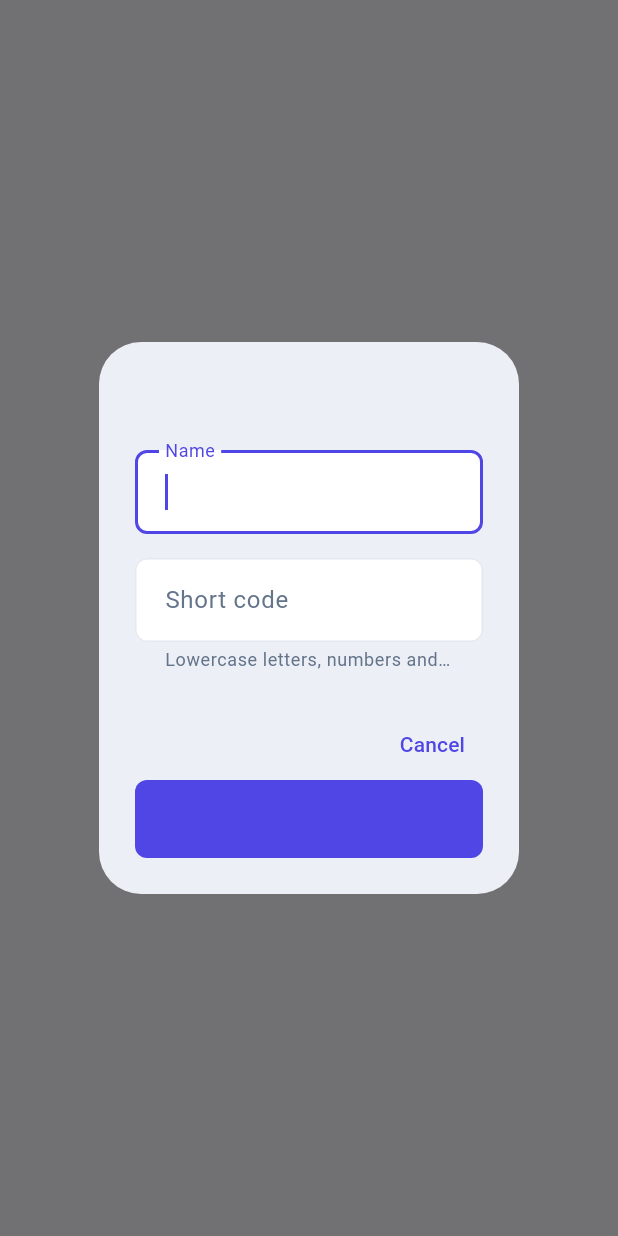
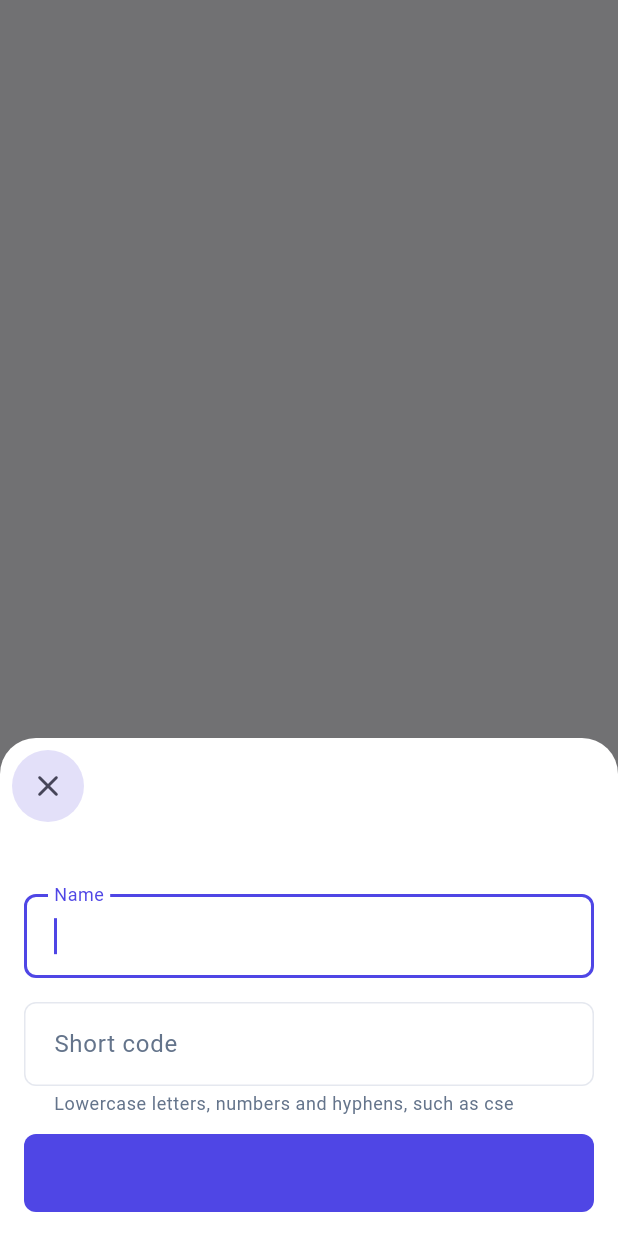
Before and after one commit to nirvok07/collegeERP, a Flutter app: what showUnitForm() shows on an empty page, opened directly with empty values, on a phone screen of 412 x 824 dp. Run offline on Flutter 3.47's test engine with Material 3 defaults, Android fonts, the phone set to English and light mode, and no system bars; our stand-ins replace dio, drift, firebase_core, firebase_crashlytics, firebase_messaging, firebase_remote_config and 5 more; missing offline and left inert: sqlite3; accounts and stored records are empty; generated files the repository leaves out were written again.

Commit message:
ND-S4: AppSheet for forms; sheet and dialog radius 24
AppSheet is the form shell (close top left, optional context chip, title, a
scrolling body, one primary action) and showAppSheet opens it as a bottom
sheet on a phone and a centred 480dp dialog from 600dp. showSubmitDialog (52
back-office forms) and the organisation and academic form dialogs use it;
confirmations stay AlertDialog. Theme radius for sheets and dialogs is 24.
Tests now look for AppSheet and close with the Close button.

Tested: flutter analyze clean, full flutter test 313 pass, sheet rendered to a
screenshot. Not seen on a phone.

Co-Authored-By: Claude Sonnet 5 <noreply@anthropic.com>

```diff
--- a/lib/core/design/theme.dart
+++ b/lib/core/design/theme.dart
@@ -106,8 +106,12 @@ abstract final class AppTheme {
         backgroundColor: scheme.surface,
         showDragHandle: true,
         shape: const RoundedRectangleBorder(
-          borderRadius: BorderRadius.vertical(top: Radius.circular(AppRadius.sheet)),
+          borderRadius: BorderRadius.vertical(top: Radius.circular(AppGeometry.sheetRadius)),
         ),
+      ),
+      dialogTheme: DialogThemeData(
+        backgroundColor: scheme.surface,
+        shape: RoundedRectangleBorder(borderRadius: BorderRadius.circular(AppGeometry.sheetRadius)),
       ),
       dividerTheme: DividerThemeData(color: scheme.outlineVariant, space: 1, thickness: 1),
     );
--- /dev/null
+++ b/lib/core/widgets/app_sheet.dart
@@ -0,0 +1,127 @@
+import 'package:flutter/material.dart';
+
+import '../design/tokens.dart';
+
+/// Below this width a sheet rises from the bottom; above it, it is a centred
+/// dialog at the same radius (ND-D7).
+const _sheetBreakpoint = 600.0;
+
+/// ND-S4: opens [builder]'s content as a bottom sheet on a phone and a centred
+/// dialog on a tablet. The content is normally an [AppSheet].
+Future<T?> showAppSheet<T>(
+  BuildContext context, {
+  required WidgetBuilder builder,
+  bool dismissible = true,
+}) {
+  if (MediaQuery.sizeOf(context).width >= _sheetBreakpoint) {
+    return showDialog<T>(
+      context: context,
+      barrierDismissible: dismissible,
+      builder: (context) => Dialog(
+        insetPadding: const EdgeInsets.all(AppSpacing.xl),
+        child: ConstrainedBox(constraints: const BoxConstraints(maxWidth: 480), child: builder(context)),
+      ),
+    );
+  }
+  return showModalBottomSheet<T>(
+    context: context,
+    isScrollControlled: true,
+    useSafeArea: true,
+    showDragHandle: false,
+    isDismissible: dismissible,
+    enableDrag: dismissible,
+    builder: builder,
+  );
+}
+
+/// ND-S4: the shell every form and creation flow sits in: a close control at
+/// the top left, an optional context chip at the top right, a title, a body that
+/// scrolls, and one primary action at the foot.
+class AppSheet extends StatelessWidget {
+  const AppSheet({
+    super.key,
+    required this.title,
+    required this.child,
+    this.chip,
+    this.footer,
+    this.onClose,
+  });
+
+  final String title;
+  final Widget child;
+
+  /// What this is about, in a word ("Sale", "Draft"); never the only carrier of meaning.
+  final String? chip;
+
+  /// The one primary action, normally a full-width [FilledButton].
+  final Widget? footer;
+
+  /// Defaults to closing the route; a sheet that must not be dismissed mid-save passes null-safe handling.
+  final VoidCallback? onClose;
+
+  @override
+  Widget build(BuildContext context) {
+    final theme = Theme.of(context);
+    final inset = MediaQuery.viewInsetsOf(context).bottom;
+    return Padding(
+      padding: EdgeInsets.only(bottom: inset),
+      child: Column(
+        mainAxisSize: MainAxisSize.min,
+        crossAxisAlignment: CrossAxisAlignment.stretch,
+        children: [
+          Padding(
+            padding: const EdgeInsets.fromLTRB(AppSpacing.sm, AppSpacing.sm, AppGeometry.pageMargin, 0),
+            child: Row(
+              children: [
+                SizedBox.square(
+                  dimension: AppGeometry.controlSize,
+                  child: IconButton.filledTonal(
+                    tooltip: 'Close',
+                    icon: const Icon(Icons.close_rounded),
+                    onPressed: onClose ?? () => Navigator.of(context).maybePop(),
+                  ),
+                ),
+                const Spacer(),
+                if (chip != null)
+                  Container(
+                    padding: const EdgeInsets.symmetric(horizontal: AppSpacing.md, vertical: AppSpacing.xs + 2),
+                    decoration: BoxDecoration(
+                      color: theme.colorScheme.surfaceContainerHigh,
+                      borderRadius: BorderRadius.circular(AppRadius.pill),
+                    ),
+                    child: Text(
+                      chip!.toUpperCase(),
+                      style: theme.textTheme.labelSmall?.copyWith(
+                        fontWeight: FontWeight.w700,
+                        letterSpacing: 0.6,
+                        color: theme.colorScheme.onSurfaceVariant,
+                      ),
+                    ),
+                  ),
+              ],
+            ),
+          ),
+          Padding(
+            padding: const EdgeInsets.fromLTRB(AppGeometry.pageMargin, AppSpacing.sm, AppGeometry.pageMargin, AppGeometry.gapIntra),
+            child: Semantics(
+              header: true,
+              child: Text(title, style: theme.textTheme.titleLarge?.copyWith(fontWeight: FontWeight.w700)),
+            ),
+          ),
+          Flexible(
+            child: SingleChildScrollView(
+              padding: const EdgeInsets.symmetric(horizontal: AppGeometry.pageMargin),
+              child: child,
+            ),
+          ),
+          if (footer != null)
+            Padding(
+              padding: const EdgeInsets.fromLTRB(
+                AppGeometry.pageMargin, AppGeometry.gapIntra, AppGeometry.pageMargin, AppGeometry.pageMargin),
+              child: footer,
+            ),
+        ],
+      ),
+    );
+  }
+}
--- a/lib/features/organisation/presentation/organisation_screen.dart
+++ b/lib/features/organisation/presentation/organisation_screen.dart
@@ -11,6 +11,7 @@ import '../../../core/widgets/app_list_tile.dart';
 import '../data/organisation_api.dart';
 import '../domain/org_unit.dart';
 import 'organisation_cubit.dart';
+import '../../../core/widgets/app_sheet.dart';
 
 /// The organisation, for touch.
 ///
@@ -457,8 +458,8 @@ Future<bool> showUnitForm(
   String? initialName,
   bool withCode = true,
 }) async {
-  final saved = await showDialog<bool>(
-    context: context,
+  final saved = await showAppSheet<bool>(
+    context,
     builder: (_) => _UnitDialog(
       title: title,
       submitLabel: submitLabel,
@@ -528,10 +529,16 @@ class _UnitDialogState extends State<_UnitDialog> {
   @override
   Widget build(BuildContext context) {
     final errors = _failure?.fieldErrors ?? const <String, String>{};
-    return AlertDialog(
-      title: Text(widget.title),
-      content: SingleChildScrollView(
-        child: Column(
+    return AppSheet(
+      title: widget.title,
+      onClose: _busy ? null : () => Navigator.of(context).pop(false),
+      footer: FilledButton(
+          onPressed: _busy ? null : _save,
+          child: _busy
+              ? const SizedBox(width: 18, height: 18, child: CircularProgressIndicator(strokeWidth: 2))
+              : Text(widget.submitLabel),
+        ),
+      child: Column(
           mainAxisSize: MainAxisSize.min,
           children: [
             if (_failure != null && errors.isEmpty)
@@ -563,16 +570,6 @@ class _UnitDialogState extends State<_UnitDialog> {
             ],
           ],
         ),
-      ),
-      actions: [
-        TextButton(onPressed: _busy ? null : () => Navigator.of(context).pop(false), child: const Text('Cancel')),
-        FilledButton(
-          onPressed: _busy ? null : _save,
-          child: _busy
-              ? const SizedBox(width: 18, height: 18, child: CircularProgressIndicator(strokeWidth: 2))
-              : Text(widget.submitLabel),
-        ),
-      ],
     );
   }
 }
@@ -584,8 +581,8 @@ Future<bool> showArchiveForm(
   required String body,
   required Future<Failure?> Function(String reason) submit,
 }) async {
-  final done = await showDialog<bool>(
-    context: context,
+  final done = await showAppSheet<bool>(
+    context,
     builder: (_) => _ArchiveDialog(title: title, body: body, submit: submit),
   );
   return done ?? false;
@@ -631,9 +628,15 @@ class _ArchiveDialogState extends State<_ArchiveDialog> {
   @override
   Widget build(BuildContext context) {
     final scheme = Theme.of(context).colorScheme;
-    return AlertDialog(
-      title: Text(widget.title),
-      content: Column(
+    return AppSheet(
+      title: widget.title,
+      onClose: _busy ? null : () => Navigator.of(context).pop(false),
+      footer: FilledButton(
+          style: FilledButton.styleFrom(backgroundColor: scheme.error, foregroundColor: scheme.onError),
+          onPressed: _busy ? null : _archive,
+          child: const Text('Archive'),
+        ),
+      child: Column(
         mainAxisSize: MainAxisSize.min,
         crossAxisAlignment: CrossAxisAlignment.start,
         children: [
@@ -646,14 +649,6 @@ class _ArchiveDialogState extends State<_ArchiveDialog> {
           ),
         ],
       ),
-      actions: [
-        TextButton(onPressed: _busy ? null : () => Navigator.of(context).pop(false), child: const Text('Cancel')),
-        FilledButton(
-          style: FilledButton.styleFrom(backgroundColor: scheme.error, foregroundColor: scheme.onError),
-          onPressed: _busy ? null : _archive,
-          child: const Text('Archive'),
-        ),
-      ],
     );
   }
 }
```
Also changed, not shown: lib/core/widgets/submit_dialog.dart (+19 -17 lines), lib/features/academic/presentation/academic_screen.dart (+19 -22 lines), 15 other files.
